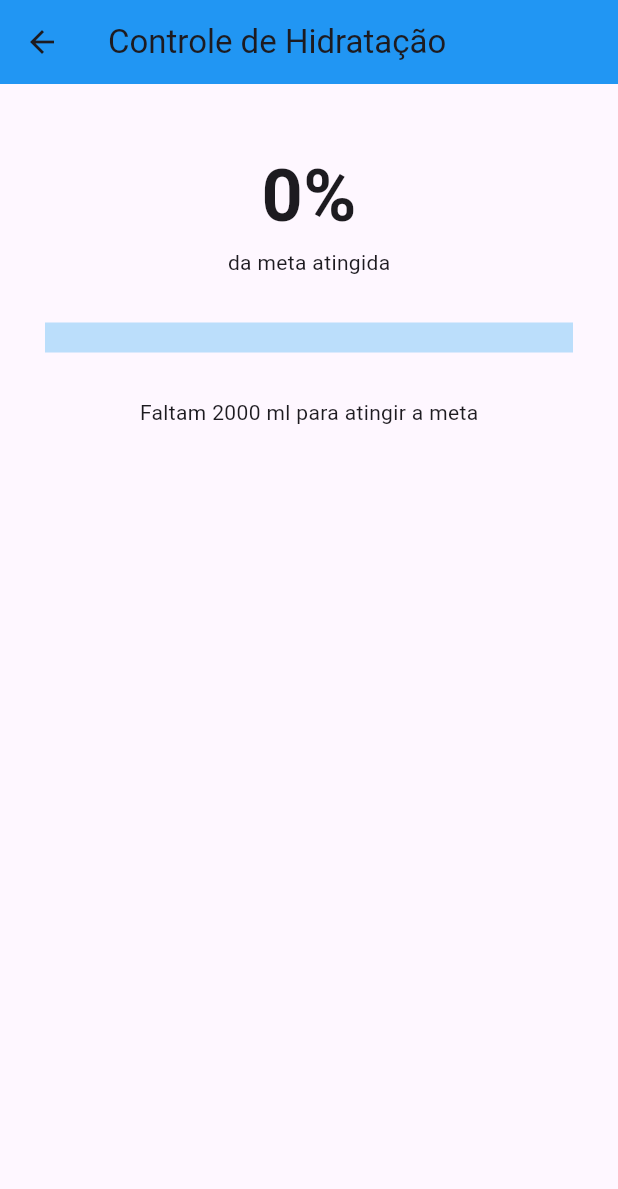
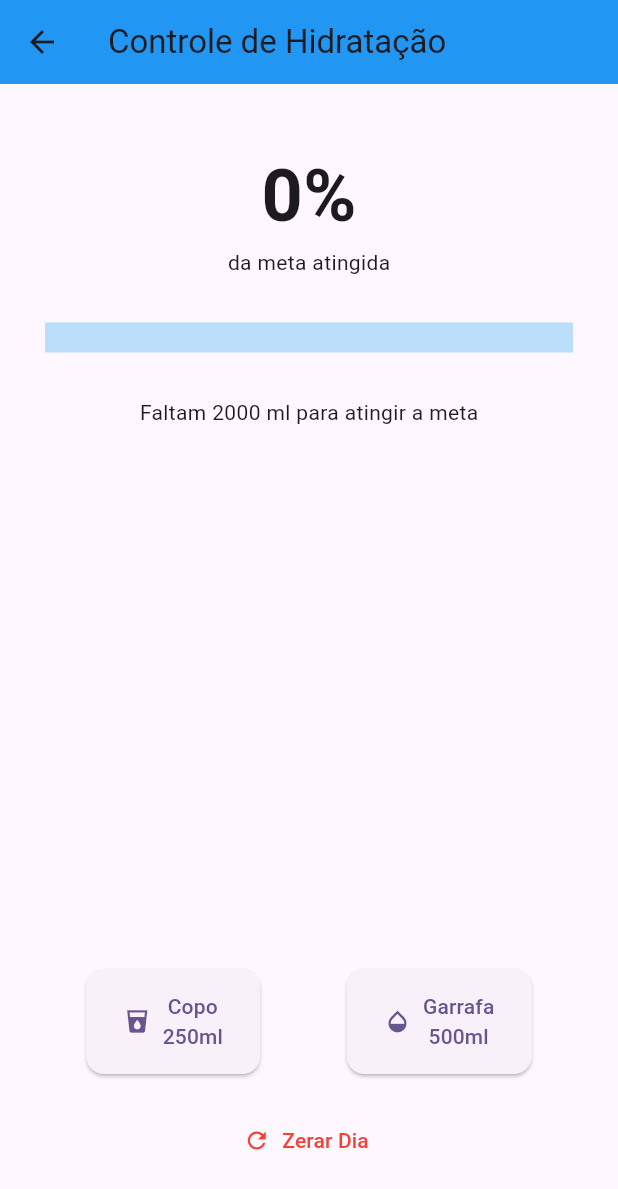
Before and after one commit to milenafs/cinco-tigres-felizes, a Flutter app: the HidratacaoScreen screen opened directly, on a phone screen of 412 x 824 dp. Shown: the top 1189 px of the screen. Run offline on Flutter 3.47's test engine with Material 3 defaults, Android fonts, the phone set to English and light mode, and no system bars.

```diff
--- a/lib/screens/hidratacao_screen.dart
+++ b/lib/screens/hidratacao_screen.dart
@@ -55,8 +55,55 @@ class _HidratacaoScreenState extends State<HidratacaoScreen> {
           Text('Faltam ${model.restante} ml para atingir a meta'),
 
           const Spacer(),
+
+          Row(
+            mainAxisAlignment: MainAxisAlignment.spaceEvenly,
+            children: [
+              _botaoAgua(
+                titulo: 'Copo',
+                quantidade: 250,
+                icone: Icons.local_drink,
+              ),
+              _botaoAgua(
+                titulo: 'Garrafa',
+                quantidade: 500,
+                icone: Icons.opacity,
+              ),
+            ],
+          ),
+
+          const SizedBox(height: 20),
+
+          // Botão para resetar o contador
+          TextButton.icon(
+            onPressed: () {
+              setState(() {
+                _consumoAtual = 0;
+              });
+            },
+            icon: const Icon(Icons.refresh, color: Colors.red),
+            label: const Text('Zerar Dia', style: TextStyle(color: Colors.red)),
+          ),
+
+          const SizedBox(height: 40),
         ],
       ),
     );
   }
+
+  Widget _botaoAgua({
+    required String titulo,
+    required int quantidade,
+    required IconData icone,
+  }) {
+    return ElevatedButton.icon(
+      onPressed: () => _adicionarAgua(quantidade),
+      icon: Icon(icone),
+      label: Text('$titulo\n${quantidade}ml', textAlign: TextAlign.center),
+      style: ElevatedButton.styleFrom(
+        padding: const EdgeInsets.symmetric(horizontal: 25, vertical: 15),
+        shape: RoundedRectangleBorder(borderRadius: BorderRadius.circular(12)),
+      ),
+    );
+  }
 }
```
